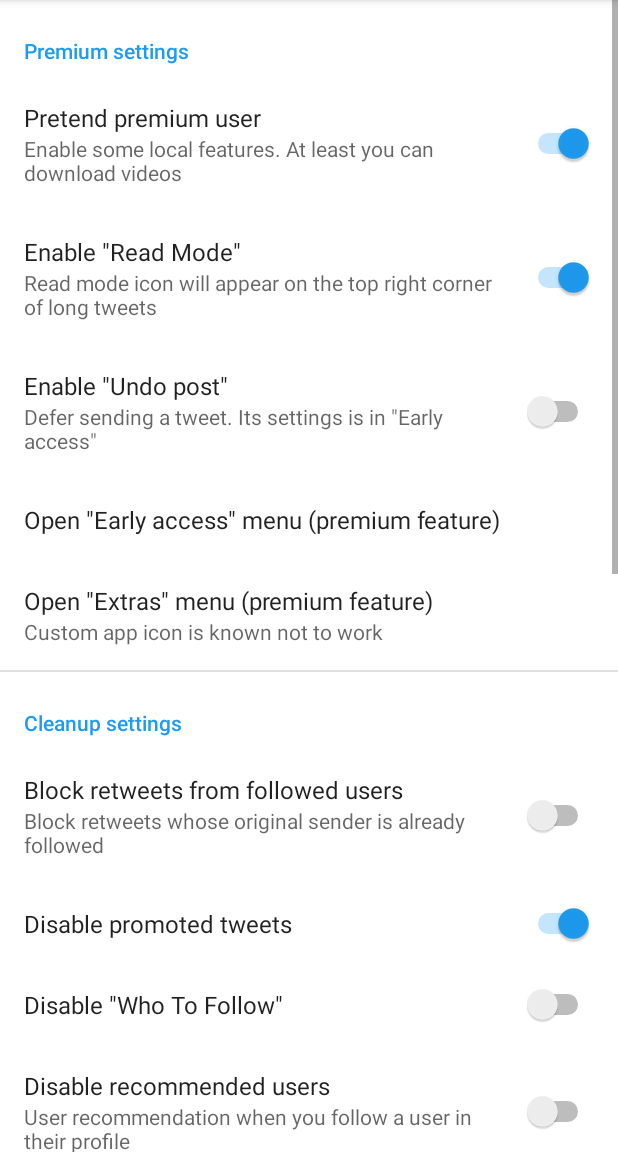
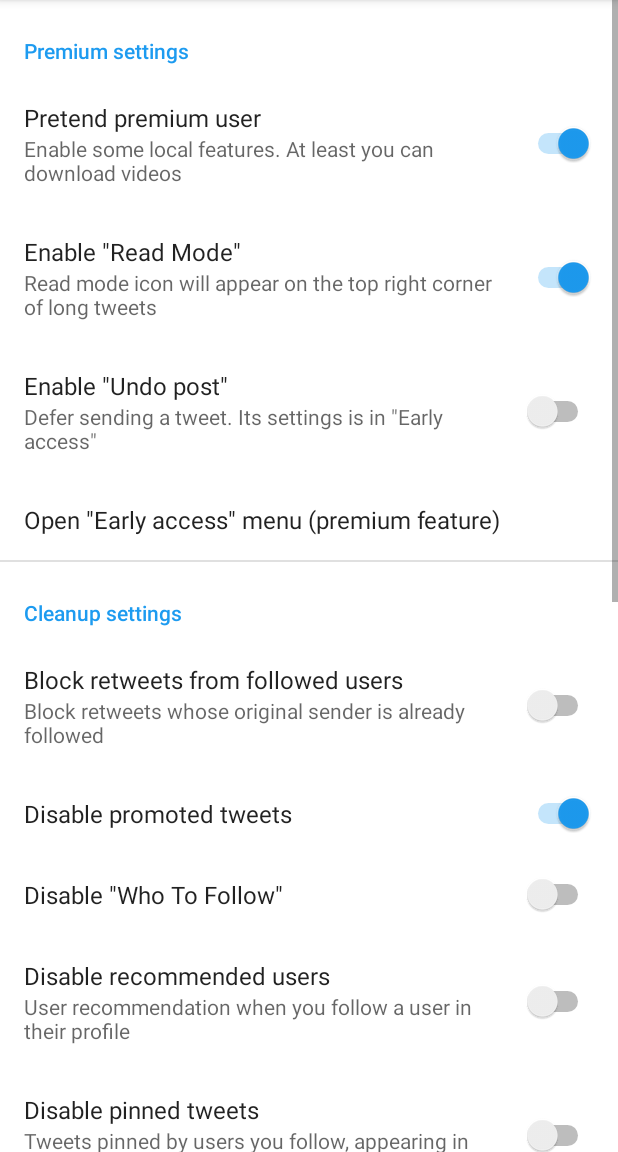
Before and after one commit to AliasQli/TwitterRecycle, an Android app: the SettingsActivity screen opened directly, with no data from a screen before it, on a phone screen of 412 x 824 dp, the part 84-1236 px from its top. Run offline under Robolectric (Android 15) with nearby library versions, the phone set to English and light mode, and no system bars; our stand-ins replace androidx.preference; libraries missing offline, so code that uses them is left out: com.highcapable.yukihookapi.

Commit message:
Remove option

```diff
--- a/app/build.gradle.kts
+++ b/app/build.gradle.kts
@@ -53,6 +53,6 @@ dependencies {
     implementation(com.highcapable.yukihookapi.api)
     ksp(com.highcapable.yukihookapi.ksp.xposed)
 
-//    implementation("org.luckypray:dexkit:2.0.2")
+    implementation("org.luckypray:dexkit:2.0.2")
 //    implementation("com.tencent:mmkv:1.3.5")
 }
--- a/app/src/main/java/com/recycle/twitter/HookEntry.kt
+++ b/app/src/main/java/com/recycle/twitter/HookEntry.kt
@@ -48,7 +48,9 @@ object HookEntry : IYukiHookXposedInit {
                             injectModuleAppResources()
                             registerModuleAppActivities()
                             config = Config(this)
-                            Hook.init(baseContext)
+                            System.loadLibrary("dexkit")
+                            val dexKit = DexKitBridge.create(this@loadApp.appInfo.sourceDir)
+                            Hook.init(baseContext, dexKit)
 
                             val hooks = arrayListOf(
                                 JsonApiTweetHook,
--- a/app/src/main/java/com/recycle/twitter/data/Config.kt
+++ b/app/src/main/java/com/recycle/twitter/data/Config.kt
@@ -14,6 +14,10 @@ class Config(context: Context) {
     private val itemPretendPremium = PrefsData(
         context.getString(R.string.pretend_premium),
         context.resources.getBoolean(R.bool.pretend_premium_def)
+    )
+    private val itemEnableReaderMode = PrefsData(
+        context.getString(R.string.enable_undo_post),
+        context.resources.getBoolean(R.bool.enable_undo_post_def)
     )
     private val itemEnableUndoPost = PrefsData(
         context.getString(R.string.enable_undo_post),
@@ -72,6 +76,7 @@ class Config(context: Context) {
     fun refresh() = allCache.forEach(Cache<*>::refresh)
 
     val pretendPremium by Cache(allCache) { prefs.get(itemPretendPremium) }
+    val enableReaderMode by Cache(allCache) { prefs.get(itemEnableReaderMode) }
     val enableUndoPost by Cache(allCache) { prefs.get(itemEnableUndoPost) }
     val blockRetweets by Cache(allCache) { prefs.get(itemBlockRetweets) }
     val disablePromotedTweets by Cache(allCache) { prefs.get(itemDisablePromotedTweets) }
--- a/app/src/main/java/com/recycle/twitter/hook/Hook.kt
+++ b/app/src/main/java/com/recycle/twitter/hook/Hook.kt
@@ -3,17 +3,21 @@ package com.recycle.twitter.hook
 import android.annotation.SuppressLint
 import android.content.Context
 import com.highcapable.yukihookapi.hook.param.PackageParam
+import org.luckypray.dexkit.DexKitBridge
 
 abstract class Hook {
     companion object {
         lateinit var getId: (String, String) -> Int
+        lateinit var dexKit: DexKitBridge
+
         @SuppressLint("DiscouragedApi")
-        fun init(context: Context) {
+        fun init(context: Context, kit: DexKitBridge) {
             getId = { name: String, defType: String ->
                 context.resources.getIdentifier(
                     name, defType, context.packageName
                 )
             }
+            dexKit = kit
         }
     }
 
--- a/app/src/main/java/com/recycle/twitter/hook/JsonTimelineEntryHook.kt
+++ b/app/src/main/java/com/recycle/twitter/hook/JsonTimelineEntryHook.kt
@@ -44,6 +44,7 @@ object JsonTimelineEntryHook : Hook() {
                 // Filter some uninteresting entryId
                     !entryId.startsWith("promoted-tweet-") &&
                     !entryId.startsWith("cursor-") &&
+                    !entryId.startsWith("user-") &&
                     !entryId.startsWith("tweet-") &&
                     !entryId.startsWith("Guide-") &&
                     !entryId.startsWith("conversationthread-") &&
--- a/app/src/main/java/com/recycle/twitter/hook/PremiumHook.kt
+++ b/app/src/main/java/com/recycle/twitter/hook/PremiumHook.kt
@@ -25,7 +25,6 @@ object PremiumHook : Hook() {
     private const val overallSubscription = "subscriptions_feature_1009"
     private const val video1080pSubscription = "subscriptions_feature_1011"
     private const val undoTweetSubscription = "subscriptions_feature_1003"
-    private const val customNavSubscription = "subscriptions_feature_1008"
     private const val readerModeSubscription = "subscriptions_feature_1005"
 
     override fun PackageParam.load() {
@@ -52,9 +51,9 @@ object PremiumHook : Hook() {
         }.hook {
             replaceAny {
                 when (args(0).cast<String>()!!) {
-                    overallSubscription, video1080pSubscription, customNavSubscription -> true
+                    overallSubscription, video1080pSubscription -> true
                     undoTweetSubscription -> config.enableUndoPost
-                    readerModeSubscription -> true // OK
+                    readerModeSubscription -> config.enableReaderMode
                     else -> false
                 } || callOriginal() as Boolean
             }
--- a/app/src/main/res/values/strings.xml
+++ b/app/src/main/res/values/strings.xml
@@ -12,9 +12,6 @@
     <string name="enable_undo_post_summary">Defer sending a tweet. Its settings is in \"Early access\"</string>
 
     <string name="open_early_access_menu_title">Open \"Early access\" menu (premium feature)</string>
-
-    <string name="open_extras_menu_title">Open \"Extras\" menu  (premium feature)</string>
-    <string name="open_extras_menu_symmary">Custom app icon is known not to work</string>
 
     <string name="cleanup_settings_title">Cleanup settings</string>
 
--- a/app/src/main/res/xml/settings_screen.xml
+++ b/app/src/main/res/xml/settings_screen.xml
@@ -39,15 +39,6 @@
             android:title="@string/open_early_access_menu_title"
             app:iconSpaceReserved="false"
             app:key="@string/early_access_menu_key" />
-        <EditTextPreference
-            android:layout_width="wrap_content"
-            android:layout_height="wrap_content"
-            android:selectAllOnFocus="true"
-            android:singleLine="true"
-            android:title="@string/open_extras_menu_title"
-            app:iconSpaceReserved="false"
-            app:key="@string/extras_menu_key"
-            app:summary="@string/open_extras_menu_symmary" />
     </PreferenceCategory>
     <PreferenceCategory
         android:layout_width="wrap_content"
```
Also changed, not shown: 1 other file.
